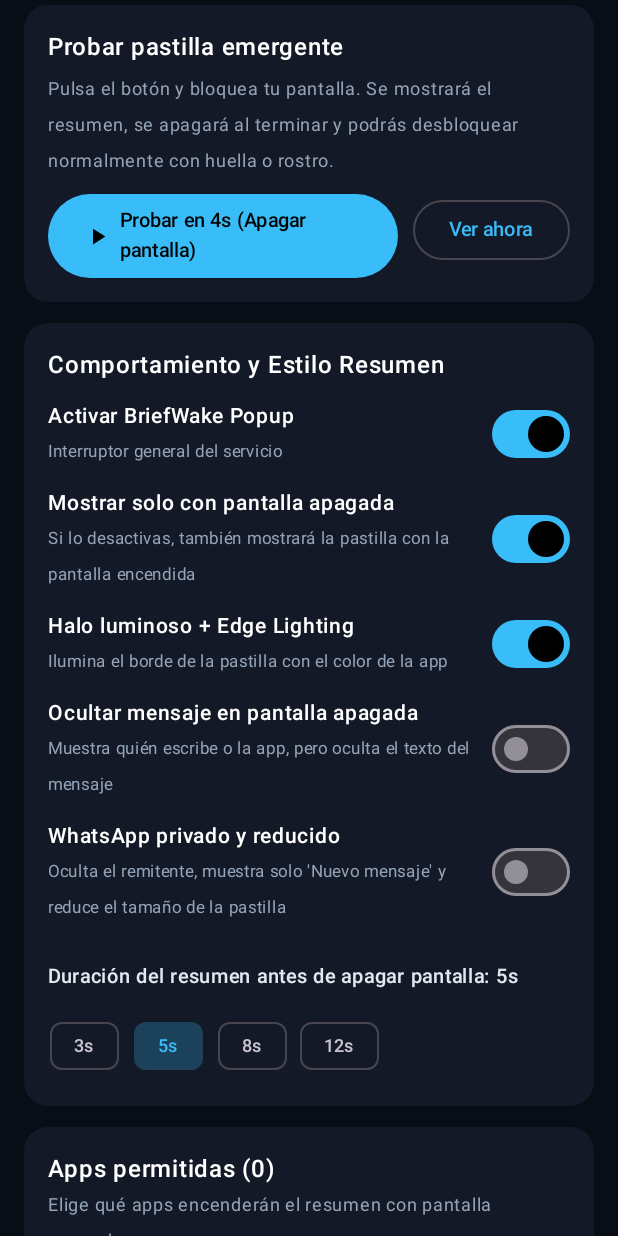
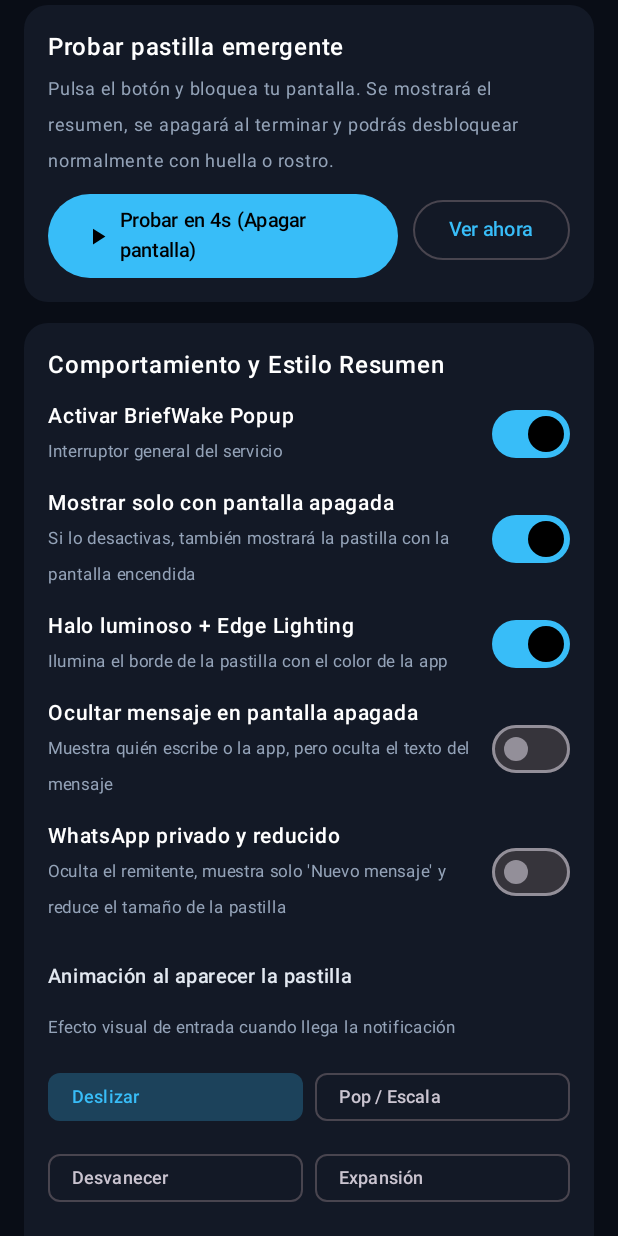
Before and after one commit to Rhoudon07/briefwake-popup, an Android app built with Jetpack Compose: the screen it shows after launch (MainActivity), scrolled down 576 dp, on a phone screen of 412 x 824 dp. Run offline under Robolectric (Android 15) with nearby library versions, the phone set to English and light mode, and no system bars.

Commit message:
feat: anade apartado de animaciones simples para la pastilla emergente

```diff
--- a/app/src/main/java/com/appna/briefpopup/AppPreferences.kt
+++ b/app/src/main/java/com/appna/briefpopup/AppPreferences.kt
@@ -21,7 +21,13 @@ object AppPreferences {
     private const val KEY_SHOW_EDGE_GLOW = "show_edge_glow"
     private const val KEY_HIDE_SENSITIVE = "hide_sensitive"
     private const val KEY_WHATSAPP_COMPACT_PRIVATE = "whatsapp_compact_private"
+    private const val KEY_POPUP_ANIMATION = "popup_animation"
     private const val KEY_INITIALIZED_DEFAULTS = "initialized_defaults"
+
+    const val ANIMATION_SLIDE = "slide"
+    const val ANIMATION_SCALE = "scale"
+    const val ANIMATION_FADE = "fade"
+    const val ANIMATION_EXPAND = "expand"
 
     val COMMON_MESSAGING_PACKAGES = setOf(
         "com.whatsapp",
@@ -47,6 +53,7 @@ object AppPreferences {
     @Volatile private var cachedShowEdgeGlow: Boolean? = null
     @Volatile private var cachedHideSensitive: Boolean? = null
     @Volatile private var cachedWhatsappCompactPrivate: Boolean? = null
+    @Volatile private var cachedPopupAnimation: String? = null
 
     private fun prefs(context: Context): SharedPreferences =
         context.getSharedPreferences(PREFS_NAME, Context.MODE_PRIVATE)
@@ -159,6 +166,19 @@ object AppPreferences {
         prefs(context).edit().putBoolean(KEY_WHATSAPP_COMPACT_PRIVATE, enabled).apply()
     }
 
+    fun getPopupAnimation(context: Context): String {
+        val cached = cachedPopupAnimation
+        if (cached != null) return cached
+        val value = prefs(context).getString(KEY_POPUP_ANIMATION, ANIMATION_SLIDE) ?: ANIMATION_SLIDE
+        cachedPopupAnimation = value
+        return value
+    }
+
+    fun setPopupAnimation(context: Context, animation: String) {
+        cachedPopupAnimation = animation
+        prefs(context).edit().putString(KEY_POPUP_ANIMATION, animation).apply()
+    }
+
     fun initializeDefaultAppsIfNeeded(context: Context, installedPackages: Set<String>): Set<String> {
         val p = prefs(context)
         if (!p.getBoolean(KEY_INITIALIZED_DEFAULTS, false)) {
--- a/app/src/main/java/com/appna/briefpopup/MainActivity.kt
+++ b/app/src/main/java/com/appna/briefpopup/MainActivity.kt
@@ -158,6 +158,7 @@ fun BriefWakeMainScreen() {
     var showEdgeGlow by remember { mutableStateOf(AppPreferences.isShowEdgeGlow(context)) }
     var hideSensitive by remember { mutableStateOf(AppPreferences.isHideSensitive(context)) }
     var whatsappCompactPrivate by remember { mutableStateOf(AppPreferences.isWhatsappCompactPrivate(context)) }
+    var popupAnimation by remember { mutableStateOf(AppPreferences.getPopupAnimation(context)) }
     var enabledPackages by remember { mutableStateOf(AppPreferences.getEnabledPackages(context)) }
 
     // Lista de apps instaladas
@@ -370,6 +371,11 @@ fun BriefWakeMainScreen() {
                     onWhatsappCompactPrivateChange = {
                         whatsappCompactPrivate = it
                         AppPreferences.setWhatsappCompactPrivate(context, it)
+                    },
+                    popupAnimation = popupAnimation,
+                    onPopupAnimationChange = {
+                        popupAnimation = it
+                        AppPreferences.setPopupAnimation(context, it)
                     },
                     durationSeconds = durationSeconds,
                     onDurationChange = {
@@ -639,6 +645,8 @@ private fun SettingsCard(
     onHideSensitiveChange: (Boolean) -> Unit,
     whatsappCompactPrivate: Boolean,
     onWhatsappCompactPrivateChange: (Boolean) -> Unit,
+    popupAnimation: String,
+    onPopupAnimationChange: (String) -> Unit,
     durationSeconds: Int,
     onDurationChange: (Int) -> Unit
 ) {
@@ -689,6 +697,62 @@ private fun SettingsCard(
                 checked = whatsappCompactPrivate,
                 onCheckedChange = onWhatsappCompactPrivateChange
             )
+
+            Spacer(modifier = Modifier.height(2.dp))
+            Text(
+                text = "Animación al aparecer la pastilla",
+                color = Color(0xFFE2E8F0),
+                fontSize = 13.sp,
+                fontWeight = FontWeight.Medium
+            )
+            Text(
+                text = "Efecto visual de entrada cuando llega la notificación",
+                color = Color(0xFF94A3B8),
+                fontSize = 11.sp
+            )
+
+            Column(verticalArrangement = Arrangement.spacedBy(6.dp)) {
+                Row(
+                    modifier = Modifier.fillMaxWidth(),
+                    horizontalArrangement = Arrangement.spacedBy(8.dp)
+                ) {
+                    listOf(
+                        AppPreferences.ANIMATION_SLIDE to "Deslizar",
+                        AppPreferences.ANIMATION_SCALE to "Pop / Escala"
+                    ).forEach { (animKey, animLabel) ->
+                        FilterChip(
+                            selected = popupAnimation == animKey,
+                            onClick = { onPopupAnimationChange(animKey) },
+                            label = { Text(animLabel, fontSize = 12.sp) },
+                            colors = FilterChipDefaults.filterChipColors(
+                                selectedContainerColor = Color(0xFF38BDF8).copy(alpha = 0.25f),
+                                selectedLabelColor = Color(0xFF38BDF8)
+                            ),
+                            modifier = Modifier.weight(1f)
+                        )
+                    }
+                }
+                Row(
+                    modifier = Modifier.fillMaxWidth(),
+                    horizontalArrangement = Arrangement.spacedBy(8.dp)
+                ) {
+                    listOf(
+                        AppPreferences.ANIMATION_FADE to "Desvanecer",
+                        AppPreferences.ANIMATION_EXPAND to "Expansión"
+                    ).forEach { (animKey, animLabel) ->
+                        FilterChip(
+                            selected = popupAnimation == animKey,
+                            onClick = { onPopupAnimationChange(animKey) },
+                            label = { Text(animLabel, fontSize = 12.sp) },
+                            colors = FilterChipDefaults.filterChipColors(
+                                selectedContainerColor = Color(0xFF38BDF8).copy(alpha = 0.25f),
+                                selectedLabelColor = Color(0xFF38BDF8)
+                            ),
+                            modifier = Modifier.weight(1f)
+                        )
+                    }
+                }
+            }
 
             Spacer(modifier = Modifier.height(2.dp))
             Text(
```
Also changed, not shown: app/src/main/java/com/appna/briefpopup/BriefPopupActivity.kt (+54 -4 lines).
